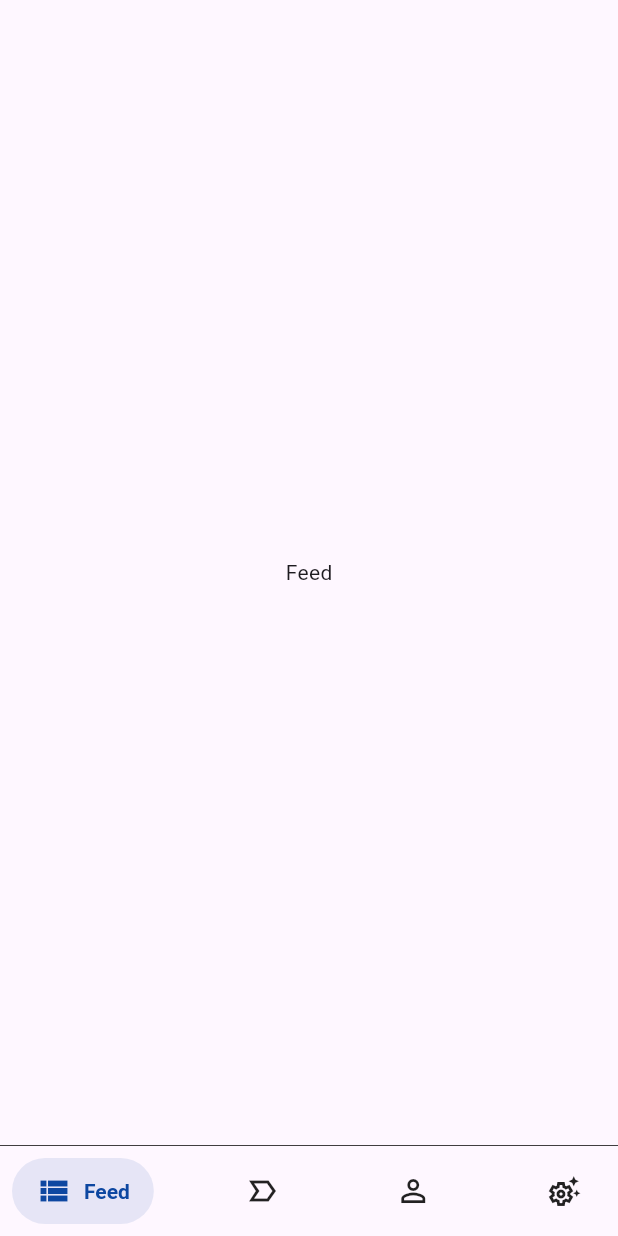
After one commit to Yuki0316/Relearn_Qiita, a Flutter app: the screen it shows after launch, after a tap on "Get Started", on a phone screen of 412 x 824 dp. The commit adds this screen. Run offline on Flutter 3.47's test engine with Material 2 defaults, Android fonts, the phone set to English and light mode, and no system bars; drawn by our look-alikes of salomon_bottom_bar.

Commit message:
bottomNavigationBarの作成

```diff
--- /dev/null
+++ b/lib/pages/bottom_navigation.dart
@@ -0,0 +1,64 @@
+import 'package:flutter/material.dart';
+import 'package:salomon_bottom_bar/salomon_bottom_bar.dart';
+
+class BottomNavigation extends StatefulWidget {
+  const BottomNavigation({Key? key}) : super(key: key);
+
+  @override
+  State<BottomNavigation> createState() => _BottomNavigationState();
+}
+
+class _BottomNavigationState extends State<BottomNavigation> {
+  int _selectedIndex = 0;
+
+  @override
+  Widget build(BuildContext context) {
+    return Scaffold(
+      body: Center(
+        child: _navBarItems[_selectedIndex].title,
+      ),
+      bottomNavigationBar: Container(
+        decoration: const BoxDecoration(
+          border: Border(
+            top: BorderSide(
+              width: 0.5,
+            ),
+          ),
+        ),
+        child: SalomonBottomBar(
+          currentIndex: _selectedIndex,
+          selectedItemColor: Colors.blue[900],
+          items: _navBarItems,
+          onTap: (index) {
+            setState(() {
+              _selectedIndex = index;
+            });
+          },
+        ),
+      ),
+    );
+  }
+}
+
+final _navBarItems = [
+  SalomonBottomBarItem(
+    icon: const Icon(Icons.view_list),
+    title: const Text('Feed'),
+    selectedColor: Colors.blue[900],
+  ),
+  SalomonBottomBarItem(
+    icon: const Icon(Icons.label_important_outline_sharp),
+    title: const Text('Tag'),
+    selectedColor: Colors.blue[900],
+  ),
+  SalomonBottomBarItem(
+    icon: const Icon(Icons.person_outline),
+    title: const Text('My Page'),
+    selectedColor: Colors.blue[900],
+  ),
+  SalomonBottomBarItem(
+    icon: const Icon(Icons.settings_suggest_outlined),
+    title: const Text('Settings'),
+    selectedColor: Colors.blue[900],
+  ),
+];
--- a/lib/pages/top_page.dart
+++ b/lib/pages/top_page.dart
@@ -1,5 +1,7 @@
 import 'package:flutter/material.dart';
 import 'package:relearn_qiita_client/ui_components/long_button.dart';
+
+import 'bottom_navigation.dart';
 
 class TopPage extends StatefulWidget {
   const TopPage({Key? key}) : super(key: key);
@@ -64,9 +66,16 @@ class _TopPageState extends State<TopPage> {
                 height: 14,
               ),
               LongButton(
-                  text: 'Logout',
+                  text: 'Get Started',
                   backgroundColor: Colors.transparent,
-                  onPressed: () {},
+                  onPressed: () {
+                    Navigator.push(
+                      context,
+                      MaterialPageRoute(
+                        builder: (context) => const BottomNavigation(),
+                      ),
+                    );
+                  },
                   foregroundColor: Colors.white),
             ],
           ),
--- a/pubspec.yaml
+++ b/pubspec.yaml
@@ -35,6 +35,7 @@ dependencies:
   # The following adds the Cupertino Icons font to your application.
   # Use with the CupertinoIcons class for iOS style icons.
   cupertino_icons: ^1.0.2
+  salomon_bottom_bar: ^3.3.2
 
 dev_dependencies:
   flutter_test:
```
Also changed, not shown: pubspec.lock.
